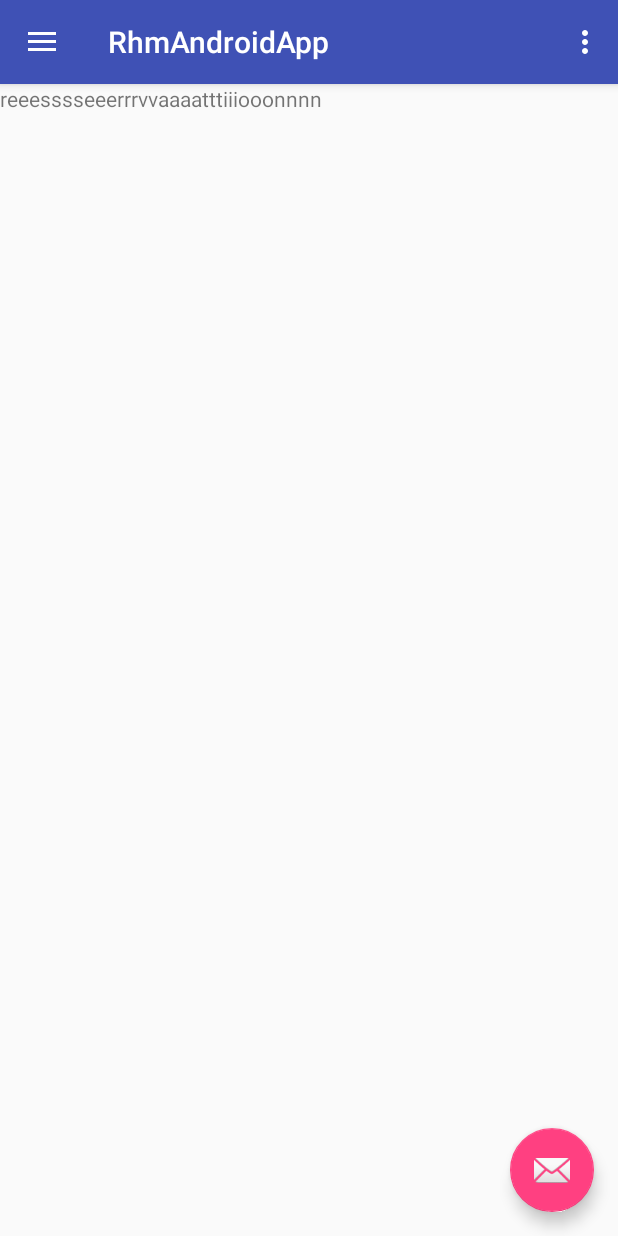
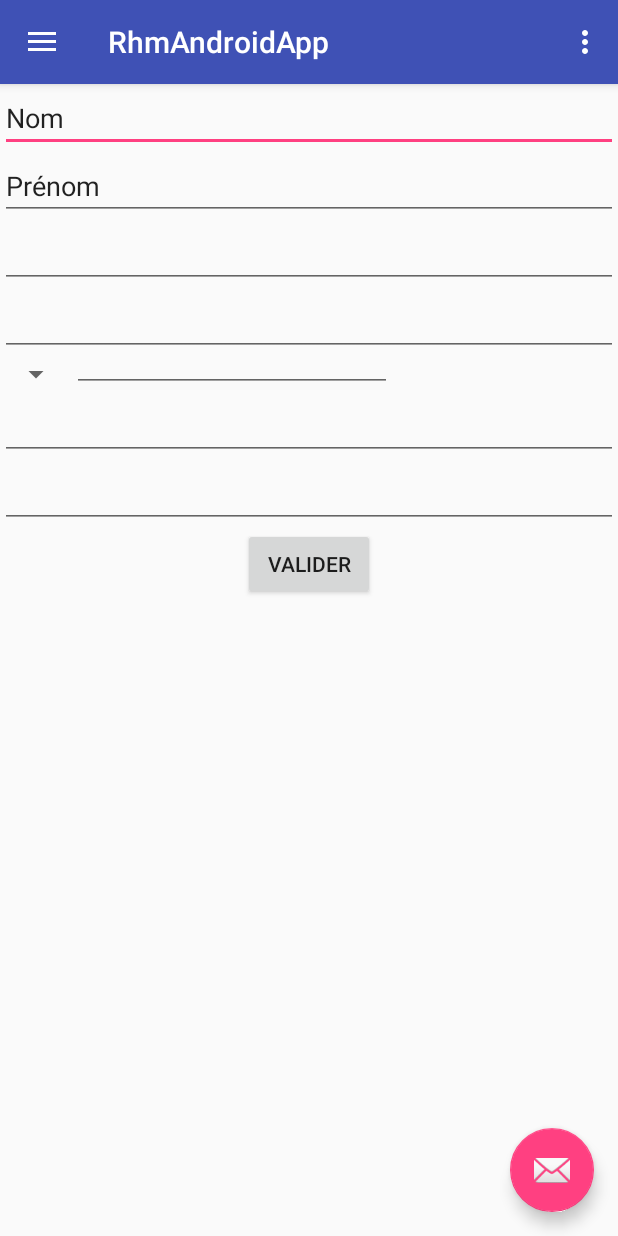
Before and after one commit to stanleykayzz/rhmAndroidApp, an Android app: the screen it shows after launch (MainActivity), in the side drawer, after a tap on "Réservation", on a phone screen of 412 x 824 dp. Run offline under Robolectric (Android 15) with nearby library versions, the phone set to English and light mode, and no system bars.

Commit message:
ajout des composants du formulaire de réservetion à l'interface de l'application

```diff
--- a/app/src/main/res/layout/fragment_booking.xml
+++ b/app/src/main/res/layout/fragment_booking.xml
@@ -4,10 +4,111 @@
     android:layout_height="match_parent"
     tools:context="rhm.com.fragment.booking">
 
-    <!-- TODO: Update blank fragment layout -->
+    <!-- Message de teste
     <TextView
         android:layout_width="match_parent"
         android:layout_height="match_parent"
-        android:text="reeesssseeerrrvvaaaatttiiiooonnnn" />
+        android:text="reeesssseeerrrvvaaaatttiiiooonnnn" />-->
 
+    <!-- formulaire de réservation -->
+
+    <RelativeLayout
+        android:layout_width="match_parent"
+        android:layout_height="match_parent">
+
+        <EditText
+            android:id="@+id/lastName"
+            android:layout_width="match_parent"
+            android:layout_height="wrap_content"
+            android:ems="10"
+            android:inputType="textPersonName"
+            android:text="Nom" />
+
+        <EditText
+            android:id="@+id/firstName"
+            android:layout_width="match_parent"
+            android:layout_height="wrap_content"
+            android:layout_alignParentLeft="true"
+            android:layout_alignParentStart="true"
+            android:layout_below="@+id/lastName"
+            android:ems="10"
+            android:inputType="textPersonName"
+            android:text="Prénom" />
+
+        <EditText
+            android:id="@+id/email"
+            android:layout_width="match_parent"
+            android:layout_height="wrap_content"
+            android:layout_alignParentLeft="true"
+            android:layout_alignParentStart="true"
+            android:layout_below="@+id/firstName"
+            android:ems="10"
+            android:inputType="textEmailAddress" />
+
+        <EditText
+            android:id="@+id/phoneNumber"
+            android:layout_width="match_parent"
+            android:layout_height="wrap_content"
+            android:layout_alignParentLeft="true"
+            android:layout_alignParentStart="true"
+            android:layout_below="@+id/email"
+            android:ems="10"
+            android:inputType="phone"
+            tools:text="Numéro de téléphone (avec indicatif)" />
+
+        <Spinner
+            android:id="@+id/spinner"
+            android:layout_width="wrap_content"
+            android:layout_height="wrap_content"
+            android:layout_alignParentLeft="true"
+            android:layout_alignParentStart="true"
+            android:layout_below="@+id/phoneNumber"
+            android:dropDownWidth="match_parent"
+            android:entries="@array/roomList"
+            android:prompt="@string/room_type"
+            android:spinnerMode="dropdown" />
+
+        <EditText
+            android:id="@+id/countRoom"
+            android:layout_width="wrap_content"
+            android:layout_height="wrap_content"
+            android:layout_alignBaseline="@+id/spinner"
+            android:layout_alignBottom="@+id/spinner"
+            android:layout_toEndOf="@+id/spinner"
+            android:layout_toRightOf="@+id/spinner"
+            android:ems="10"
+            android:inputType="numberSigned"
+            tools:text="Nombre de chambres" />
+
+        <EditText
+            android:id="@+id/arriveDate"
+            android:layout_width="match_parent"
+            android:layout_height="wrap_content"
+            android:layout_alignParentLeft="true"
+            android:layout_alignParentStart="true"
+            android:layout_below="@+id/spinner"
+            android:ems="10"
+            android:inputType="date"
+            tools:text="Date d'arrivé" />
+
+        <EditText
+            android:id="@+id/departureDate"
+            android:layout_width="match_parent"
+            android:layout_height="wrap_content"
+            android:layout_alignParentLeft="true"
+            android:layout_alignParentStart="true"
+            android:layout_below="@+id/arriveDate"
+            android:ems="10"
+            android:inputType="date"
+            tools:text="Date de départ" />
+
+        <Button
+            android:id="@+id/validate"
+            android:layout_width="wrap_content"
+            android:layout_height="wrap_content"
+            android:text="Valider"
+            android:layout_below="@+id/departureDate"
+            android:layout_centerHorizontal="true" />
+
+    </RelativeLayout>
 </FrameLayout>
```
